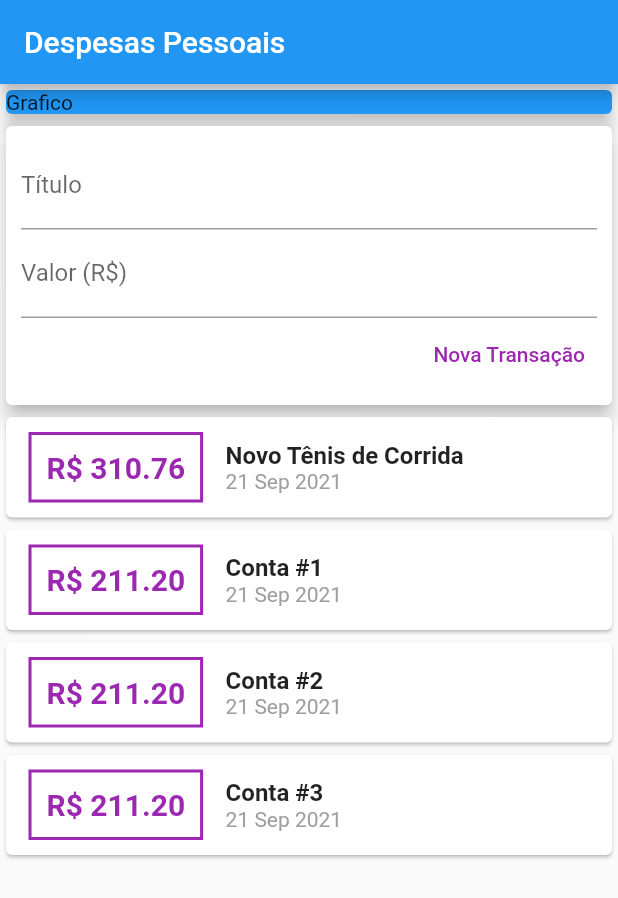
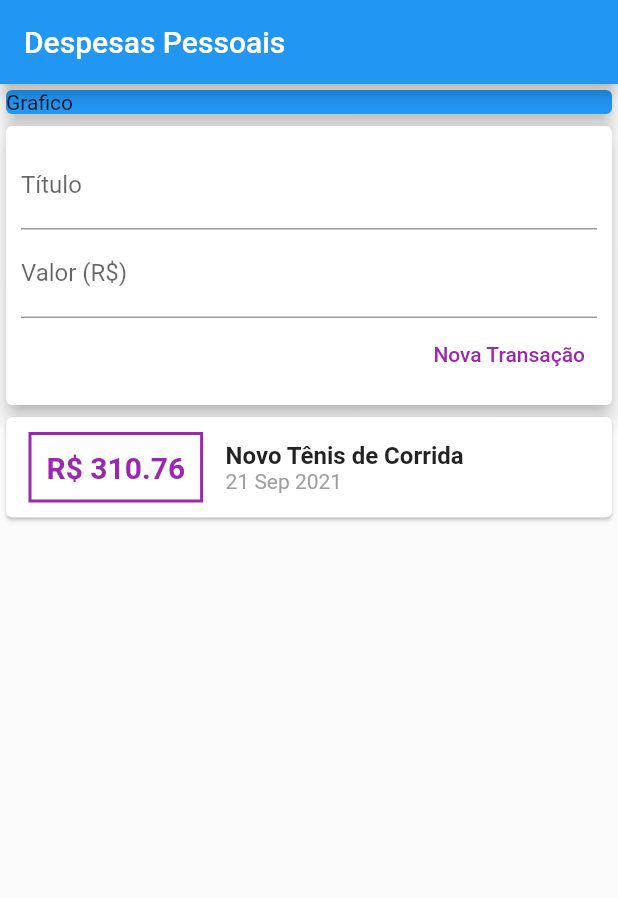
Before and after one commit to lucasaobarbosa/expenses, a Flutter app: the screen it shows after launch, after a tap on "Nova Transação", on a phone screen of 412 x 824 dp. Shown: the top 898 px of the screen. Run offline on Flutter 3.47's test engine with Material 2 defaults, Android fonts, the phone set to English and light mode, and no system bars.

```diff
--- a/lib/components/transaction_form.dart
+++ b/lib/components/transaction_form.dart
@@ -1,13 +1,23 @@
 import 'package:flutter/material.dart';
 
 class TransactionForm extends StatelessWidget {
-
   final titleController = TextEditingController();
   final valueController = TextEditingController();
 
   final void Function(String, double) onSubmit;
 
   TransactionForm(this.onSubmit);
+
+  _submitForm() {
+    final title = titleController.text;
+    final value = double.tryParse(valueController.text) ?? 0.0;
+
+    if (title.isEmpty || value <= 0) {
+      return;
+    }
+
+    onSubmit(title, value);
+  }
 
   @override
   Widget build(BuildContext context) {
@@ -19,12 +29,15 @@ class TransactionForm extends StatelessWidget {
           children: <Widget>[
             TextField(
               controller: titleController,
+              onSubmitted: (_) => _submitForm(),
               decoration: InputDecoration(
                 labelText: 'Título',
               ),
             ),
             TextField(
               controller: valueController,
+              keyboardType: TextInputType.numberWithOptions(decimal: true),
+              onSubmitted: (_) => _submitForm(),
               decoration: InputDecoration(
                 labelText: 'Valor (R\$)',
               ),
@@ -37,11 +50,7 @@ class TransactionForm extends StatelessWidget {
                     'Nova Transação',
                     style: TextStyle(color: Colors.purple),
                   ),
-                        onPressed: () {
-                        final title = titleController.text;
-                        final value = double.tryParse(valueController.text) ?? 0.0;
-                        onSubmit(title,value);
-                        },
+                  onPressed: _submitForm,
                 )
               ],
             ),
--- a/lib/components/transaction_list.dart
+++ b/lib/components/transaction_list.dart
@@ -11,9 +11,10 @@ class TransactionList extends StatelessWidget {
   Widget build(BuildContext context) {
     return Container(
       height: 300,
-      child: SingleChildScrollView(
-        child: Column(
-          children: transactions.map((tr) {
+      child: ListView.builder(
+        itemCount: transactions.length,
+        itemBuilder: (ctx, index) {
+          final tr = transactions[index];
           return Card(
             child: Row(
               children: <Widget>[
@@ -39,7 +40,8 @@ class TransactionList extends StatelessWidget {
                   children: <Widget>[
                     Text(
                       tr.title,
-                        style: TextStyle(fontSize: 16, fontWeight: FontWeight.bold),
+                      style:
+                          TextStyle(fontSize: 16, fontWeight: FontWeight.bold),
                     ),
                     Text(
                       DateFormat('d MMM y').format(tr.date),
@@ -52,8 +54,7 @@ class TransactionList extends StatelessWidget {
               ],
             ),
           );
-          }).toList(),
-        ),
+        },
       ),
     );
   }
--- a/lib/components/transaction_user.dart
+++ b/lib/components/transaction_user.dart
@@ -19,36 +19,6 @@ final _transactions = [
       id: 't1',
       title: 'Novo Tênis de Corrida',
       value: 310.76,
-      date: DateTime.now(),
-    ),
-    Transaction(
-      id: 't2',
-      title: 'Conta #1',
-      value: 211.20,
-      date: DateTime.now(),
-    ),
-        Transaction(
-      id: 't2',
-      title: 'Conta #2',
-      value: 211.20,
-      date: DateTime.now(),
-    ),
-        Transaction(
-      id: 't2',
-      title: 'Conta #3',
-      value: 211.20,
-      date: DateTime.now(),
-    ),
-        Transaction(
-      id: 't2',
-      title: 'Conta #4',
-      value: 211.20,
-      date: DateTime.now(),
-    ),
-        Transaction(
-      id: 't2',
-      title: 'Conta #5',
-      value: 211.20,
       date: DateTime.now(),
     ),
   ];
```
Lines whose indentation alone changed are shown as unchanged.
